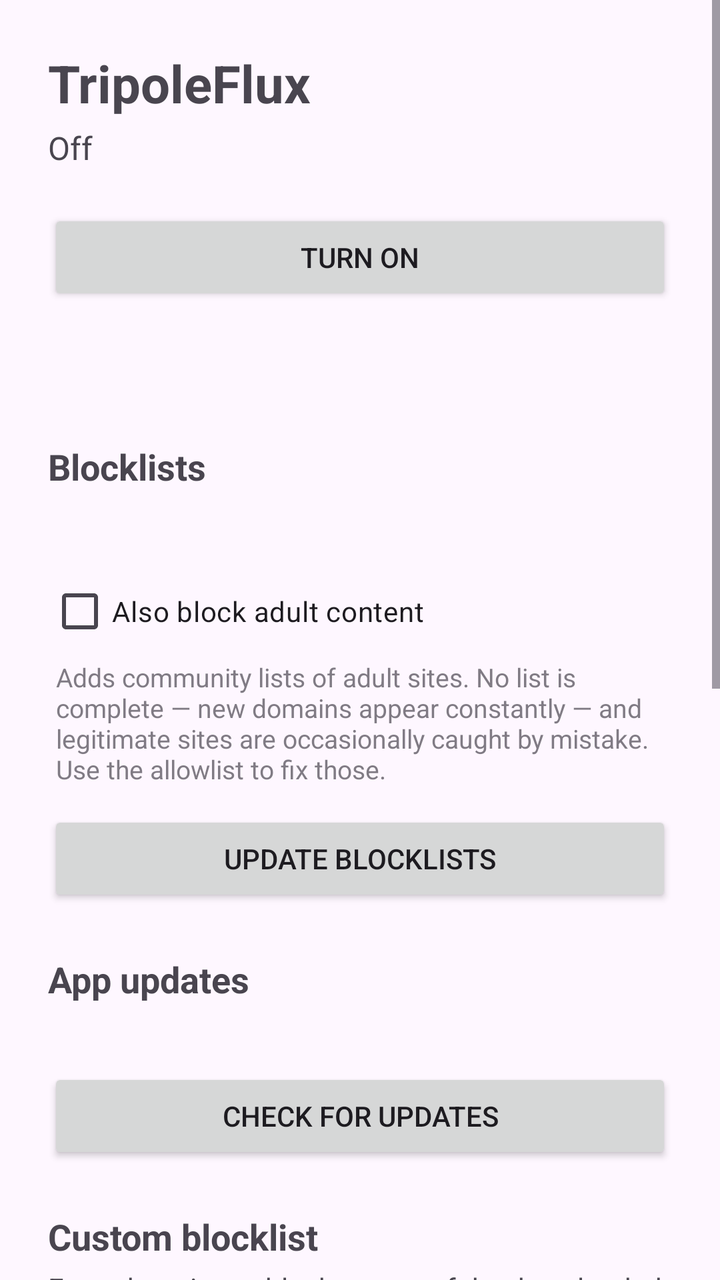
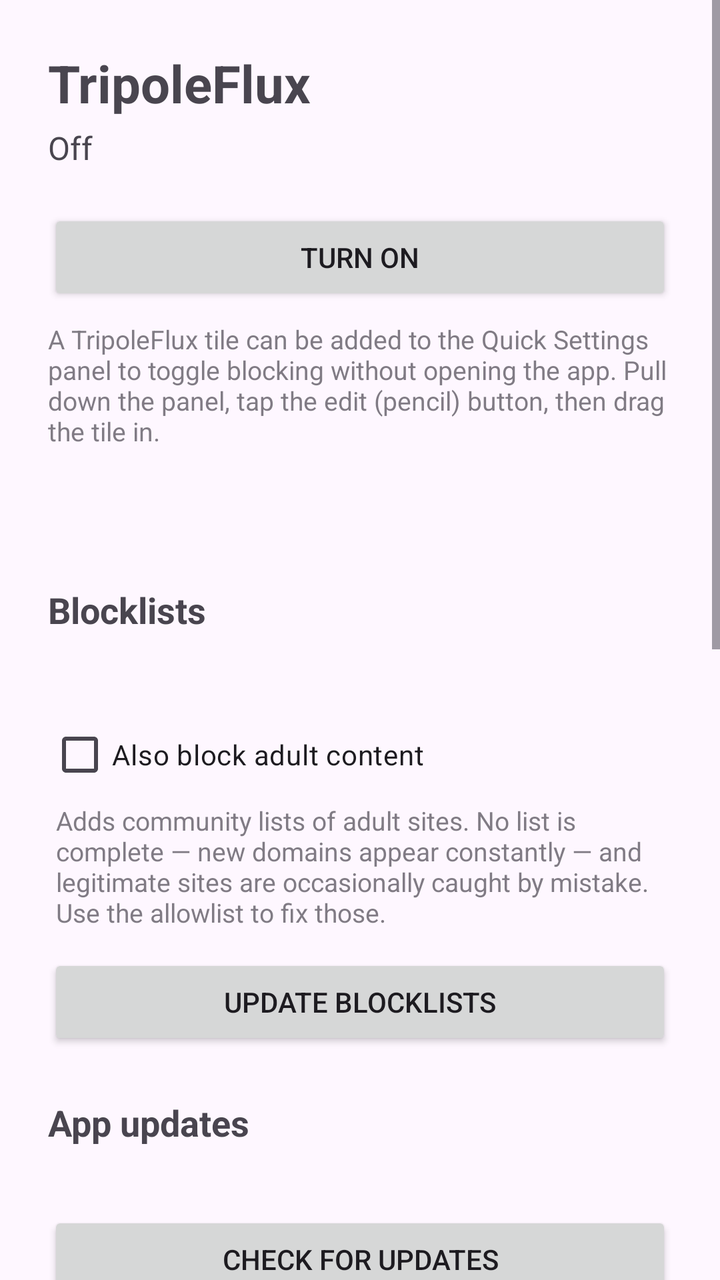

Before-and-after screenshots of an Android layout around one commit, followed by the original layout XML and the change that was made.
<!-- AndroidManifest.xml: application theme Theme.TripoleFlux -->
<!-- res/layout/activity_main.xml -->
<?xml version="1.0" encoding="utf-8"?>
<ScrollView xmlns:android="http://schemas.android.com/apk/res/android"
    android:layout_width="match_parent"
    android:layout_height="match_parent"
    android:fillViewport="true">

    <LinearLayout
        android:layout_width="match_parent"
        android:layout_height="wrap_content"
        android:orientation="vertical"
        android:padding="24dp">

        <TextView
            android:layout_width="wrap_content"
            android:layout_height="wrap_content"
            android:text="@string/app_name"
            android:textSize="26sp"
            android:textStyle="bold" />

        <TextView
            android:id="@+id/status"
            android:layout_width="wrap_content"
            android:layout_height="wrap_content"
            android:layout_marginTop="4dp"
            android:text="@string/status_off"
            android:textSize="16sp" />

        <Button
            android:id="@+id/toggle"
            android:layout_width="match_parent"
            android:layout_height="wrap_content"
            android:layout_marginTop="20dp"
            android:text="@string/turn_on" />

        <TextView
            android:id="@+id/stats"
            android:layout_width="match_parent"
            android:layout_height="wrap_content"
            android:layout_marginTop="24dp"
            android:textSize="15sp" />

        <TextView
            android:layout_width="wrap_content"
            android:layout_height="wrap_content"
            android:layout_marginTop="24dp"
            android:text="@string/heading_lists"
            android:textSize="18sp"
            android:textStyle="bold" />

        <TextView
            android:id="@+id/list_info"
            android:layout_width="match_parent"
            android:layout_height="wrap_content"
            android:layout_marginTop="4dp"
            android:textSize="15sp" />

        <CheckBox
            android:id="@+id/adult_filter"
            android:layout_width="match_parent"
            android:layout_height="wrap_content"
            android:layout_marginTop="12dp"
            android:text="@string/adult_filter_label" />

        <TextView
            android:layout_width="match_parent"
            android:layout_height="wrap_content"
            android:layout_marginStart="4dp"
            android:alpha="0.7"
            android:text="@string/adult_filter_help"
            android:textSize="13sp" />

        <Button
            android:id="@+id/update"
            android:layout_width="match_parent"
            android:layout_height="wrap_content"
            android:layout_marginTop="12dp"
            android:text="@string/update_lists" />

        <TextView
            android:layout_width="wrap_content"
            android:layout_height="wrap_content"
            android:layout_marginTop="24dp"
            android:text="@string/heading_updates"
            android:textSize="18sp"
            android:textStyle="bold" />

        <TextView
            android:id="@+id/version_info"
            android:layout_width="match_parent"
            android:layout_height="wrap_content"
            android:layout_marginTop="4dp"
            android:textSize="15sp" />

        <Button
            android:id="@+id/check_updates"
            android:layout_width="match_parent"
            android:layout_height="wrap_content"
            android:layout_marginTop="8dp"
            android:text="@string/check_updates" />

        <TextView
            android:layout_width="wrap_content"
            android:layout_height="wrap_content"
            android:layout_marginTop="24dp"
            android:text="@string/heading_blocklist"
            android:textSize="18sp"
            android:textStyle="bold" />

        <TextView
            android:layout_width="match_parent"
            android:layout_height="wrap_content"
            android:layout_marginTop="4dp"
            android:text="@string/blocklist_help"
            android:textSize="14sp" />

        <EditText
            android:id="@+id/blocklist"
            android:layout_width="match_parent"
            android:layout_height="wrap_content"
            android:layout_marginTop="8dp"
            android:gravity="top|start"
            android:hint="@string/blocklist_hint"
            android:importantForAutofill="no"
            android:inputType="textMultiLine|textNoSuggestions"
            android:minLines="3"
            android:textSize="14sp" />

        <Button
            android:id="@+id/save_blocklist"
            android:layout_width="match_parent"
            android:layout_height="wrap_content"
            android:layout_marginTop="8dp"
            android:text="@string/save_blocklist" />

        <TextView
            android:layout_width="wrap_content"
            android:layout_height="wrap_content"
            android:layout_marginTop="24dp"
            android:text="@string/heading_allowlist"
            android:textSize="18sp"
            android:textStyle="bold" />

        <TextView
            android:layout_width="match_parent"
            android:layout_height="wrap_content"
            android:layout_marginTop="4dp"
            android:text="@string/allowlist_help"
            android:textSize="14sp" />

        <EditText
            android:id="@+id/allowlist"
            android:layout_width="match_parent"
            android:layout_height="wrap_content"
            android:layout_marginTop="8dp"
            android:gravity="top|start"
            android:hint="@string/allowlist_hint"
            android:importantForAutofill="no"
            android:inputType="textMultiLine|textNoSuggestions"
            android:minLines="3"
            android:textSize="14sp" />

        <Button
            android:id="@+id/save_allowlist"
            android:layout_width="match_parent"
            android:layout_height="wrap_content"
            android:layout_marginTop="8dp"
            android:text="@string/save_allowlist" />

        <TextView
            android:layout_width="wrap_content"
            android:layout_height="wrap_content"
            android:layout_marginTop="24dp"
            android:text="@string/heading_recent"
            android:textSize="18sp"
            android:textStyle="bold" />

        <TextView
            android:layout_width="match_parent"
            android:layout_height="wrap_content"
            android:layout_marginTop="4dp"
            android:text="@string/recent_help"
            android:textSize="14sp" />

        <TextView
            android:id="@+id/blocked_empty"
            android:layout_width="match_parent"
            android:layout_height="wrap_content"
            android:layout_marginTop="8dp"
            android:text="@string/nothing_blocked_yet"
            android:textSize="14sp" />

        <LinearLayout
            android:id="@+id/blocked_list"
            android:layout_width="match_parent"
            android:layout_height="wrap_content"
            android:layout_marginTop="4dp"
            android:layout_marginBottom="24dp"
            android:orientation="vertical" />
    </LinearLayout>
</ScrollView>
<!-- resources referenced by this layout -->
<resources>
  <string name="adult_filter_help">Adds community lists of adult sites. No list is complete — new domains appear constantly — and legitimate sites are occasionally caught by mistake. Use the allowlist to fix those.</string>
  <string name="adult_filter_label">Also block adult content</string>
  <string name="allowlist_help">Domains listed here are never blocked. Use this when an app breaks. One per line.</string>
  <string name="allowlist_hint">example.com</string>
  <string name="app_name">TripoleFlux</string>
  <string name="blocklist_help">Extra domains to block, on top of the downloaded lists. Blocking a domain also blocks everything under it. One per line.</string>
  <string name="blocklist_hint">ads.example.com</string>
  <string name="check_updates">Check for updates</string>
  <string name="heading_allowlist">Allowlist</string>
  <string name="heading_blocklist">Custom blocklist</string>
  <string name="heading_lists">Blocklists</string>
  <string name="heading_recent">Recently blocked</string>
  <string name="heading_updates">App updates</string>
  <string name="nothing_blocked_yet">Nothing blocked yet.</string>
  <string name="recent_help">Tap a domain to see the details or allow it.</string>
  <string name="save_allowlist">Save allowlist</string>
  <string name="save_blocklist">Save blocklist</string>
  <string name="status_off">Off</string>
  <string name="turn_on">Turn on</string>
  <string name="update_lists">Update blocklists</string>
  <style name="Theme.TripoleFlux" parent="Theme.Material3.DayNight.NoActionBar" />
</resources>

<!-- the commit's change to res/layout/activity_main.xml (unified diff, before → after) -->
@@ -32,6 +32,23 @@
             android:layout_marginTop="20dp"
             android:text="@string/turn_on" />
 
+        <Button
+            android:id="@+id/add_tile"
+            android:layout_width="match_parent"
+            android:layout_height="wrap_content"
+            android:layout_marginTop="8dp"
+            android:text="@string/add_tile"
+            android:visibility="gone" />
+
+        <TextView
+            android:id="@+id/tile_hint"
+            android:layout_width="match_parent"
+            android:layout_height="wrap_content"
+            android:layout_marginTop="8dp"
+            android:alpha="0.7"
+            android:text="@string/tile_hint"
+            android:textSize="13sp" />
+
         <TextView
             android:id="@+id/stats"
             android:layout_width="match_parent"
<!-- resource entries referenced after the edit -->
@@ -1,5 +1,6 @@
 <!-- resources referenced by this layout -->
 <resources>
+  <string name="add_tile">Add to Quick Settings</string>
   <string name="adult_filter_help">Adds community lists of adult sites. No list is complete — new domains appear constantly — and legitimate sites are occasionally caught by mistake. Use the allowlist to fix those.</string>
   <string name="adult_filter_label">Also block adult content</string>
   <string name="allowlist_help">Domains listed here are never blocked. Use this when an app breaks. One per line.</string>
@@ -18,6 +19,7 @@
   <string name="save_allowlist">Save allowlist</string>
   <string name="save_blocklist">Save blocklist</string>
   <string name="status_off">Off</string>
+  <string name="tile_hint">A TripoleFlux tile can be added to the Quick Settings panel to toggle blocking without opening the app. Pull down the panel, tap the edit (pencil) button, then drag the tile in.</string>
   <string name="turn_on">Turn on</string>
   <string name="update_lists">Update blocklists</string>
   <style name="Theme.TripoleFlux" parent="Theme.Material3.DayNight.NoActionBar" />
